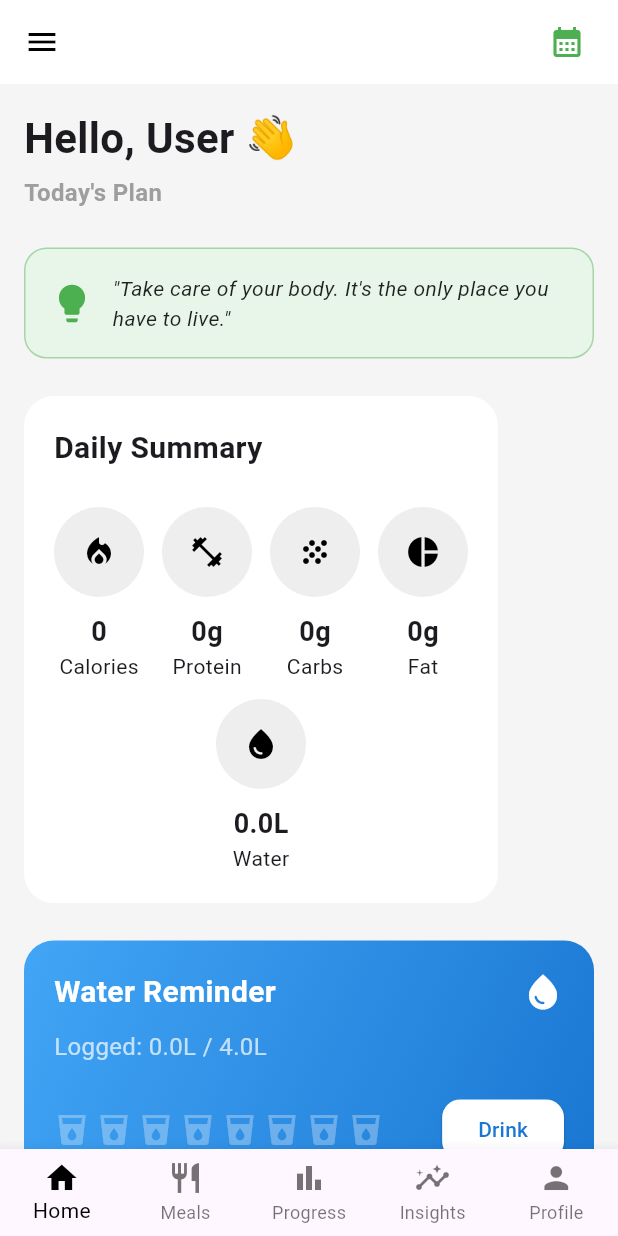
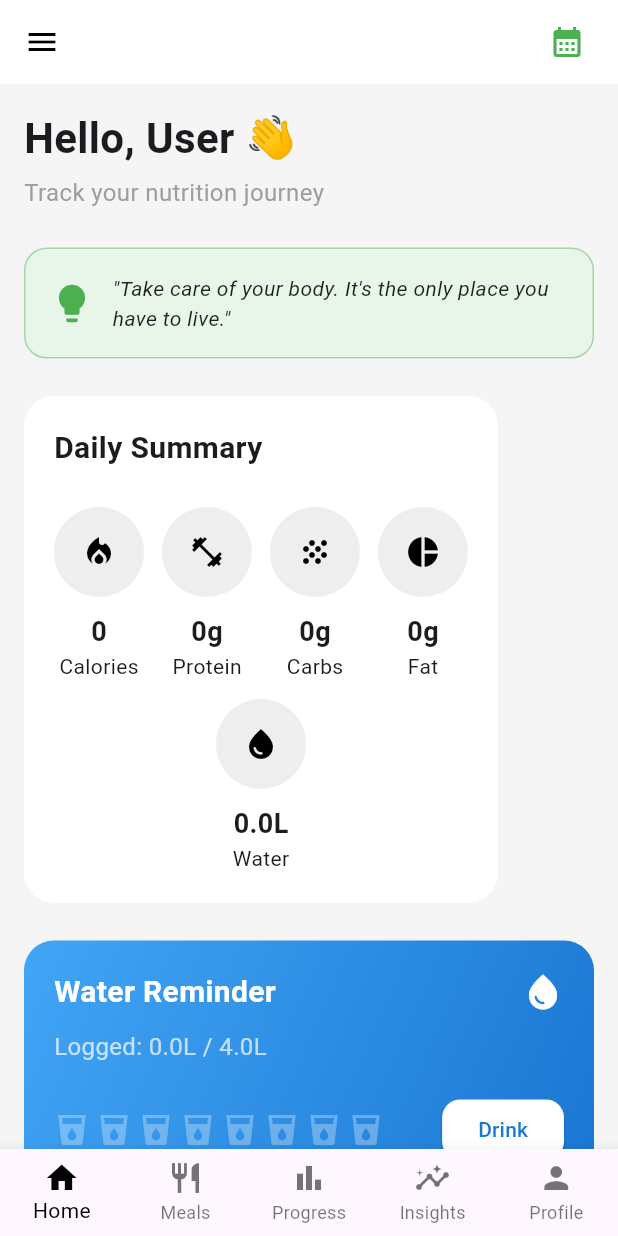
Before and after one commit to sowmyameenuga/Nutrimeal-, a Flutter app: the DashboardScreen screen opened by its route, on a phone screen of 412 x 824 dp. Run offline on Flutter 3.47's test engine with Material 3 defaults, Android fonts, the phone set to English and light mode, and no system bars; our stand-ins replace shared_preferences; accounts and stored records are empty; network calls fail.

Commit message:
feat: frontend support for Date Selector dropdown, Replace Meal functionality, food image, AI recommendation reason, and cleaned empty fields

```diff
--- a/lib/models/meal_model.dart
+++ b/lib/models/meal_model.dart
@@ -11,6 +11,7 @@ class MealModel {
   final String healthBenefits;
   final String recipeSteps;
   final String? date;
+  final String recommendationReason;
 
   MealModel({
     required this.id,
@@ -25,6 +26,7 @@ class MealModel {
     this.healthBenefits = '',
     this.recipeSteps = '',
     this.date,
+    this.recommendationReason = '',
   });
 
   factory MealModel.fromJson(Map<String, dynamic> json) {
@@ -41,6 +43,7 @@ class MealModel {
       healthBenefits: json['health_benefits'] ?? '',
       recipeSteps: json['recipe_steps'] ?? '',
       date: json['date'],
+      recommendationReason: json['recommendation_reason'] ?? '',
     );
   }
 
@@ -58,6 +61,7 @@ class MealModel {
       'health_benefits': healthBenefits,
       'recipe_steps': recipeSteps,
       'date': date,
+      'recommendation_reason': recommendationReason,
     };
   }
 
--- a/lib/screens/dashboard_screen.dart
+++ b/lib/screens/dashboard_screen.dart
@@ -101,6 +101,22 @@ class _DashboardScreenState extends State<DashboardScreen> {
     return date.year == now.year && date.month == now.month && date.day == now.day;
   }
 
+  String _formatFullDate(DateTime date) {
+    final weekdays = ["Monday", "Tuesday", "Wednesday", "Thursday", "Friday", "Saturday", "Sunday"];
+    final months = [
+      "July", "August", "September", "October", "November", "December",
+      "January", "February", "March", "April", "May", "June"
+    ];
+    // Simple month mapping to handle correct index
+    final monthNames = [
+      "January", "February", "March", "April", "May", "June",
+      "July", "August", "September", "October", "November", "December"
+    ];
+    final weekday = weekdays[date.weekday - 1];
+    final month = monthNames[date.month - 1];
+    return "$weekday, ${date.day} $month ${date.year}";
+  }
+
   @override
   Widget build(BuildContext context) {
     final dateStr = "${_selectedDate.year}-${_selectedDate.month.toString().padLeft(2, '0')}-${_selectedDate.day.toString().padLeft(2, '0')}";
@@ -166,7 +182,7 @@ class _DashboardScreenState extends State<DashboardScreen> {
               style: TextButton.styleFrom(foregroundColor: Colors.black87),
             ),
             TextButton.icon(
-              onPressed: () => Navigator.pushNamed(context, '/profile'),
+              onPressed: () => Navigator.pushNamed(context, '/person'),
               icon: const Icon(Icons.person, size: 18),
               label: const Text("Profile"),
               style: TextButton.styleFrom(foregroundColor: Colors.black87),
@@ -200,38 +216,12 @@ class _DashboardScreenState extends State<DashboardScreen> {
 
                     const SizedBox(height: 5),
 
-                    Row(
-                      children: [
-                        Text(
-                          _isToday(_selectedDate)
-                              ? "Today's Plan"
-                              : "Plan for ${_selectedDate.year}-${_selectedDate.month.toString().padLeft(2, '0')}-${_selectedDate.day.toString().padLeft(2, '0')}",
-                          style: const TextStyle(
-                            fontSize: 16,
-                            color: Colors.grey,
-                            fontWeight: FontWeight.bold,
-                          ),
-                        ),
-                        if (!_isToday(_selectedDate)) ...[
-                          const SizedBox(width: 10),
-                          GestureDetector(
-                            onTap: () {
-                              setState(() {
-                                _selectedDate = DateTime.now();
-                              });
-                              _loadDashboard();
-                            },
-                            child: const Text(
-                              "Go to Today",
-                              style: TextStyle(
-                                color: Colors.green,
-                                fontWeight: FontWeight.bold,
-                                fontSize: 14,
-                              ),
-                            ),
-                          ),
-                        ],
-                      ],
+                    const Text(
+                      "Track your nutrition journey",
+                      style: TextStyle(
+                        fontSize: 16,
+                        color: Colors.grey,
+                      ),
                     ),
 
                     const SizedBox(height: 25),
@@ -430,10 +420,73 @@ class _DashboardScreenState extends State<DashboardScreen> {
 
                     const SizedBox(height: 25),
 
-                    // TODAY'S MEAL PLAN
-                    const Text(
-                      "Today's Meal Plan",
-                      style: TextStyle(
+                    // DATE SELECTOR ABOVE PLAN
+                    GestureDetector(
+                      onTap: () async {
+                        final selected = await showDatePicker(
+                          context: context,
+                          initialDate: _selectedDate,
+                          firstDate: DateTime.now().subtract(const Duration(days: 365)),
+                          lastDate: DateTime.now().add(const Duration(days: 365)),
+                        );
+                        if (selected != null) {
+                          setState(() {
+                            _selectedDate = selected;
+                          });
+                          _loadDashboard();
+                        }
+                      },
+                      child: Container(
+                        padding: const EdgeInsets.symmetric(vertical: 12, horizontal: 16),
+                        decoration: BoxDecoration(
+                          color: Colors.white,
+                          borderRadius: BorderRadius.circular(15),
+                          boxShadow: [
+                            BoxShadow(
+                              color: Colors.black.withOpacity(0.04),
+                              blurRadius: 10,
+                              offset: const Offset(0, 4),
+                            ),
+                          ],
+                        ),
+                        child: Row(
+                          mainAxisSize: MainAxisSize.min,
+                          children: [
+                            const Icon(Icons.calendar_month, color: Colors.green, size: 20),
+                            const SizedBox(width: 8),
+                            Text(
+                              "📅 ${_formatFullDate(_selectedDate)} ▼",
+                              style: const TextStyle(
+                                fontSize: 16,
+                                fontWeight: FontWeight.bold,
+                                color: Colors.black87,
+                              ),
+                            ),
+                          ],
+                        ),
+                      ),
+                    ),
+
+                    if (!_isToday(_selectedDate)) ...[
+                      const SizedBox(height: 10),
+                      TextButton.icon(
+                        onPressed: () {
+                          setState(() {
+                            _selectedDate = DateTime.now();
+                          });
+                          _loadDashboard();
+                        },
+                        icon: const Icon(Icons.today, color: Colors.green, size: 18),
+                        label: const Text("Go to Today", style: TextStyle(color: Colors.green, fontWeight: FontWeight.bold)),
+                      ),
+                    ],
+
+                    const SizedBox(height: 20),
+
+                    // MEAL PLAN TITLE
+                    Text(
+                      _isToday(_selectedDate) ? "Today's Meal Plan" : "Meal Plan for ${_formatFullDate(_selectedDate)}",
+                      style: const TextStyle(
                         fontSize: 22,
                         fontWeight: FontWeight.bold,
                       ),
@@ -470,6 +523,7 @@ class _DashboardScreenState extends State<DashboardScreen> {
                                 eaten: breakfastMeal!['eaten'] ?? false,
                                 completionTime: breakfastMeal!['completion_time'],
                                 date: dateStr,
+                                recommendationReason: breakfastMeal!['recommendation_reason'],
                               ),
                             ),
                           ).then((_) => _loadDashboard());
@@ -512,6 +566,7 @@ class _DashboardScreenState extends State<DashboardScreen> {
                                 eaten: lunchMeal!['eaten'] ?? false,
                                 completionTime: lunchMeal!['completion_time'],
                                 date: dateStr,
+                                recommendationReason: lunchMeal!['recommendation_reason'],
                               ),
                             ),
                           ).then((_) => _loadDashboard());
@@ -554,6 +609,7 @@ class _DashboardScreenState extends State<DashboardScreen> {
                                 eaten: dinnerMeal!['eaten'] ?? false,
                                 completionTime: dinnerMeal!['completion_time'],
                                 date: dateStr,
+                                recommendationReason: dinnerMeal!['recommendation_reason'],
                               ),
                             ),
                           ).then((_) => _loadDashboard());
@@ -596,6 +652,7 @@ class _DashboardScreenState extends State<DashboardScreen> {
                                 eaten: snackMeal!['eaten'] ?? false,
                                 completionTime: snackMeal!['completion_time'],
                                 date: dateStr,
+                                recommendationReason: snackMeal!['recommendation_reason'],
                               ),
                             ),
                           ).then((_) => _loadDashboard());
@@ -858,7 +915,7 @@ class MealCard extends StatelessWidget {
               Text(
                 status!,
                 style: TextStyle(
-                  color: status!.contains("Eaten") ? Colors.green : Colors.orange,
+                  color: status!.contains("Eaten") || status!.contains("Completed") ? Colors.green : Colors.orange,
                   fontWeight: FontWeight.bold,
                   fontSize: 13,
                 ),
--- a/lib/screens/recommendation_screen.dart
+++ b/lib/screens/recommendation_screen.dart
@@ -352,6 +352,7 @@ class _RecommendationScreenState extends State<RecommendationScreen> {
                     ingredients: meal.ingredients,
                     recipeSteps: meal.recipeSteps,
                     healthBenefits: meal.healthBenefits,
+                    recommendationReason: meal.recommendationReason,
                   ),
                 ),
               );
```
Also changed, not shown: lib/screens/food_details_screen.dart (+125 -74 lines), lib/services/meal_service.dart (+8 -0 lines), 5 other files.
